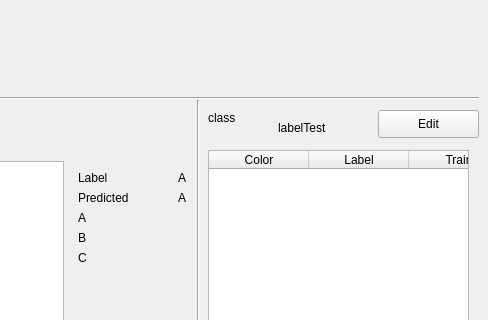
First picture: the form in Project/front/ui/test.ui, repository Ikhan-Kim/SSAKIT, before the edit; both pictures show x 802 to 1290 and y 0 to 320 of the 1290 by 721 pixel window.
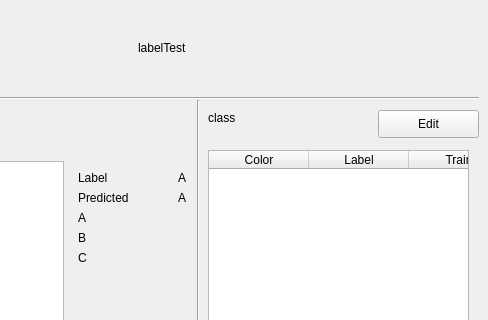
Second picture: the form after the edit.

Commit message: [+] Base UI _Class Edit Btn (ing)

```diff
--- a/Project/front/ui/test.ui
+++ b/Project/front/ui/test.ui
@@ -702,8 +702,8 @@
    <widget class="QLabel" name="labelTest">
     <property name="geometry">
      <rect>
-      <x>1080</x>
-      <y>120</y>
+      <x>940</x>
+      <y>40</y>
       <width>64</width>
       <height>15</height>
      </rect>
```
Left out of the diff: 5 changed lines with no effect on the pictures. The commit also changes 5 other files.
